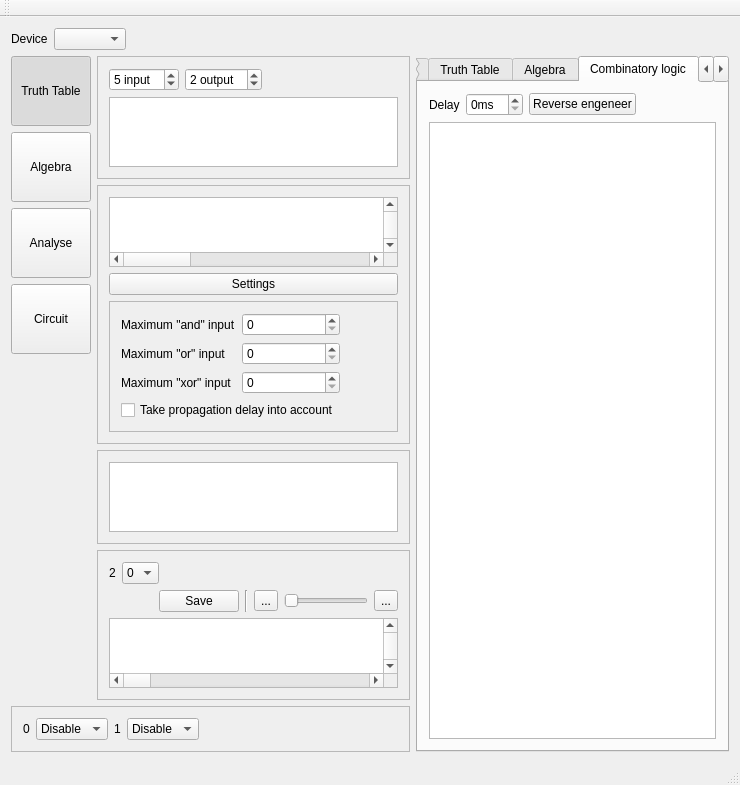
Old version of the form mainwindow.ui in the repository Elv13/Electronic-binary-logic-tools.
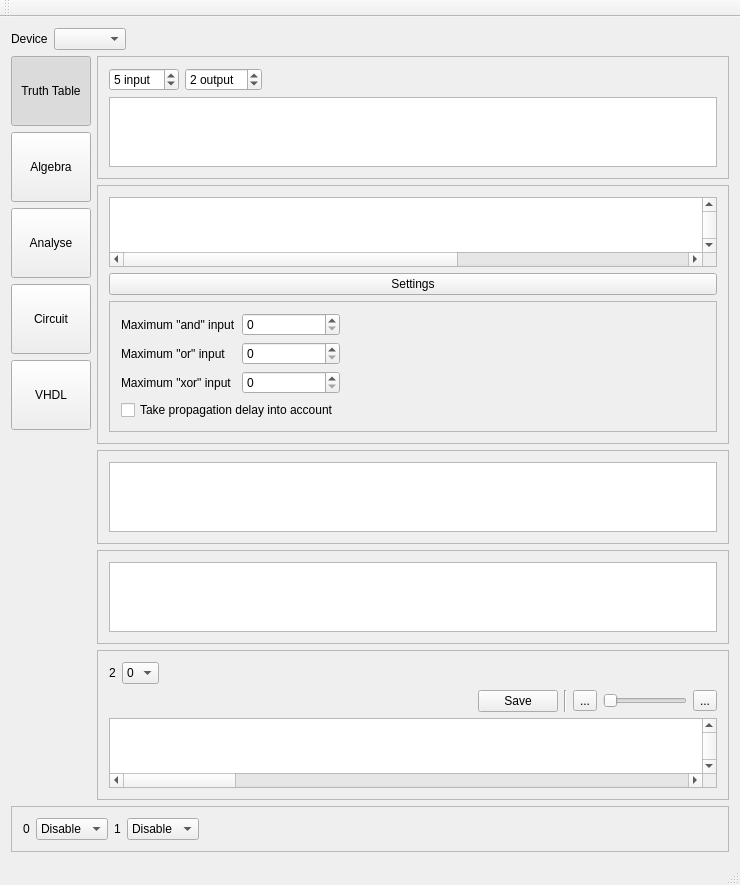
New version of the form. Icons and pictures are not drawn.

Commit message: Push some unfinished work so I can work on my laptop

```diff
--- a/mainwindow.ui
+++ b/mainwindow.ui
@@ -7,14 +7,14 @@
     <x>0</x>
     <y>0</y>
     <width>740</width>
-    <height>551</height>
+    <height>679</height>
    </rect>
   </property>
   <property name="windowTitle">
    <string>MainWindow</string>
   </property>
   <widget class="QWidget" name="centralWidget">
-   <layout class="QGridLayout" name="gridLayout_2">
+   <layout class="QGridLayout" name="gridLayout">
     <item row="0" column="0" colspan="2">
      <layout class="QHBoxLayout" name="horizontalLayout">
       <item>
@@ -42,7 +42,7 @@
       </item>
      </layout>
     </item>
-    <item row="1" column="0" rowspan="4">
+    <item row="1" column="0" rowspan="5">
      <layout class="QVBoxLayout" name="verticalLayout_2">
       <item>
        <widget class="QToolButton" name="btnTruth">
@@ -191,6 +191,42 @@
         </property>
        </widget>
       </item>
+      <item>
+       <widget class="QToolButton" name="btnVHDL">
+        <property name="minimumSize">
+         <size>
+          <width>80</width>
+          <height>70</height>
+         </size>
+        </property>
+        <property name="styleSheet">
+         <string>padding-top:0px;
+padding-bottom:0px;
+margin-top:0px;
+margin-bottom:0px;
+spacing:0px;</string>
+        </property>
+        <property name="text">
+         <string>VHDL</string>
+        </property>
+        <property name="icon">
+         <iconset resource="ressources.qrc">
+          <normaloff>:/sideIcon/applications-development.png</normaloff>:/sideIcon/applications-development.png</iconset>
+        </property>
+        <property name="iconSize">
+         <size>
+          <width>32</width>
+          <height>32</height>
+         </size>
+        </property>
+        <property name="checkable">
+         <bool>true</bool>
+        </property>
+        <property name="toolButtonStyle">
+         <enum>Qt::ToolButtonTextUnderIcon</enum>
+        </property>
+       </widget>
+      </item>
       <item>
        <spacer name="verticalSpacer">
         <property name="orientation">
@@ -198,8 +234,8 @@
         </property>
         <property name="sizeHint" stdset="0">
          <size>
-          <width>20</width>
-          <height>40</height>
+          <width>77</width>
+          <height>91</height>
          </size>
         </property>
        </spacer>
@@ -265,194 +301,6 @@
       </layout>
      </widget>
     </item>
-    <item row="1" column="2" rowspan="5">
-     <widget class="QTabWidget" name="tabwMode">
-      <property name="currentIndex">
-       <number>3</number>
-      </property>
-      <widget class="QWidget" name="tabAnalyser">
-       <attribute name="title">
-        <string>Analyser</string>
-       </attribute>
-       <layout class="QVBoxLayout" name="verticalLayout"/>
-      </widget>
-      <widget class="QWidget" name="tabTable">
-       <attribute name="title">
-        <string>Truth Table</string>
-       </attribute>
-       <layout class="QVBoxLayout" name="verticalLayout_3">
-        <item>
-         <layout class="QHBoxLayout" name="horizontalLayout_5">
-          <item>
-           <widget class="QLabel" name="lblDelayTable">
-            <property name="text">
-             <string>Delay</string>
-            </property>
-           </widget>
-          </item>
-          <item>
-           <widget class="QSpinBox" name="spnDelayTable">
-            <property name="suffix">
-             <string>ms</string>
-            </property>
-           </widget>
-          </item>
-          <item>
-           <widget class="QPushButton" name="btnReverseTable">
-            <property name="text">
-             <string>Reverse engeneer</string>
-            </property>
-           </widget>
-          </item>
-          <item>
-           <spacer name="horizontalSpacer_5">
-            <property name="orientation">
-             <enum>Qt::Horizontal</enum>
-            </property>
-            <property name="sizeHint" stdset="0">
-             <size>
-              <width>40</width>
-              <height>20</height>
-             </size>
-            </property>
-           </spacer>
-          </item>
-         </layout>
-        </item>
-        <item>
-         <widget class="QTableWidget" name="tblTruth"/>
-        </item>
-       </layout>
-      </widget>
-      <widget class="QWidget" name="tabAlgebra">
-       <attribute name="title">
-        <string>Algebra</string>
-       </attribute>
-       <layout class="QVBoxLayout" name="verticalLayout_5">
-        <item>
-         <layout class="QHBoxLayout" name="horizontalLayout_6">
-          <item>
-           <widget class="QLabel" name="lblDelayAlgebra">
-            <property name="text">
-             <string>Delay</string>
-            </property>
-           </widget>
-          </item>
-          <item>
-           <widget class="QSpinBox" name="spnDelayAlgebra">
-            <property name="suffix">
-             <string>ms</string>
-            </property>
-           </widget>
-          </item>
-          <item>
-           <widget class="QPushButton" name="btnReverseAlgebra">
-            <property name="text">
-             <string>Reverse engeneer</string>
-            </property>
-           </widget>
-          </item>
-          <item>
-           <spacer name="horizontalSpacer_6">
-            <property name="orientation">
-             <enum>Qt::Horizontal</enum>
-            </property>
-            <property name="sizeHint" stdset="0">
-             <size>
-              <width>40</width>
-              <height>20</height>
-             </size>
-            </property>
-           </spacer>
-          </item>
-         </layout>
-        </item>
-        <item>
-         <widget class="QTextBrowser" name="txtAlgebra"/>
-        </item>
-       </layout>
-      </widget>
-      <widget class="QWidget" name="tabCircuit">
-       <attribute name="title">
-        <string>Combinatory logic</string>
-       </attribute>
-       <layout class="QVBoxLayout" name="verticalLayout_4">
-        <item>
-         <layout class="QHBoxLayout" name="horizontalLayout_7">
-          <item>
-           <widget class="QLabel" name="lblDelayCircuit">
-            <property name="text">
-             <string>Delay</string>
-            </property>
-           </widget>
-          </item>
-          <item>
-           <widget class="QSpinBox" name="spnDelayCircuit">
-            <property name="suffix">
-             <string>ms</string>
-            </property>
-           </widget>
-          </item>
-          <item>
-           <widget class="QPushButton" name="btnReverseCircuit">
-            <property name="text">
-             <string>Reverse engeneer</string>
-            </property>
-           </widget>
-          </item>
-          <item>
-           <spacer name="horizontalSpacer_7">
-            <property name="orientation">
-             <enum>Qt::Horizontal</enum>
-            </property>
-            <property name="sizeHint" stdset="0">
-             <size>
-              <width>40</width>
-              <height>20</height>
-             </size>
-            </property>
-           </spacer>
-          </item>
-         </layout>
-        </item>
-        <item>
-         <widget class="QGraphicsView" name="graCircuit"/>
-        </item>
-       </layout>
-      </widget>
-      <widget class="QWidget" name="tabTest">
-       <attribute name="title">
-        <string>Page</string>
-       </attribute>
-       <layout class="QGridLayout" name="gridLayout">
-        <item row="0" column="0">
-         <layout class="QHBoxLayout" name="horizontalLayout_9">
-          <item>
-           <spacer name="horizontalSpacer_9">
-            <property name="orientation">
-             <enum>Qt::Horizontal</enum>
-            </property>
-            <property name="sizeHint" stdset="0">
-             <size>
-              <width>40</width>
-              <height>20</height>
-             </size>
-            </property>
-           </spacer>
-          </item>
-          <item>
-           <widget class="QPushButton" name="btnGenerate">
-            <property name="text">
-             <string>Generate circuit</string>
-            </property>
-           </widget>
-          </item>
-         </layout>
-        </item>
-       </layout>
-      </widget>
-     </widget>
-    </item>
     <item row="2" column="1">
      <widget class="QFrame" name="frmCircuit">
       <property name="frameShape">
@@ -579,7 +427,7 @@
       </layout>
      </widget>
     </item>
-    <item row="4" column="1">
+    <item row="5" column="1">
      <widget class="QFrame" name="frmAnalyse">
       <property name="frameShape">
        <enum>QFrame::StyledPanel</enum>
@@ -699,7 +547,7 @@
       </layout>
      </widget>
     </item>
-    <item row="5" column="0" colspan="2">
+    <item row="6" column="0" colspan="2">
      <widget class="QFrame" name="frmIOMode">
       <property name="frameShape">
        <enum>QFrame::StyledPanel</enum>
@@ -776,6 +624,21 @@
       </layout>
      </widget>
     </item>
+    <item row="4" column="1">
+     <widget class="QFrame" name="frmVHDL">
+      <property name="frameShape">
+       <enum>QFrame::StyledPanel</enum>
+      </property>
+      <property name="frameShadow">
+       <enum>QFrame::Raised</enum>
+      </property>
+      <layout class="QVBoxLayout" name="verticalLayout">
+       <item>
+        <widget class="QGraphicsView" name="graVHDL"/>
+       </item>
+      </layout>
+     </widget>
+    </item>
    </layout>
   </widget>
   <widget class="QMenuBar" name="menuBar">
```
The commit also changes 8 other files.
